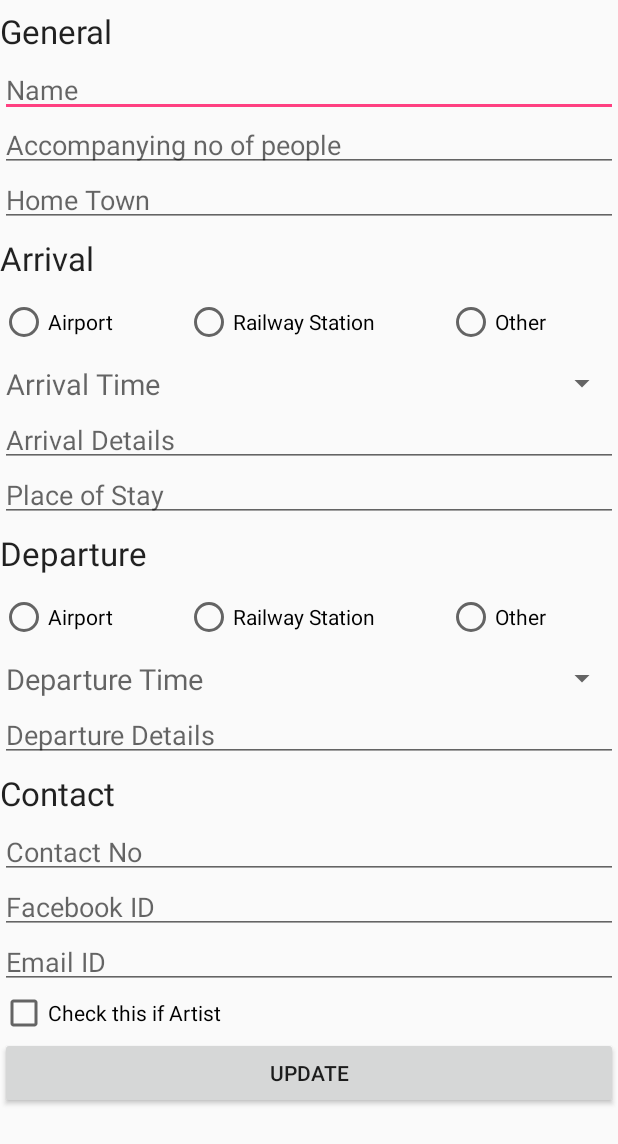
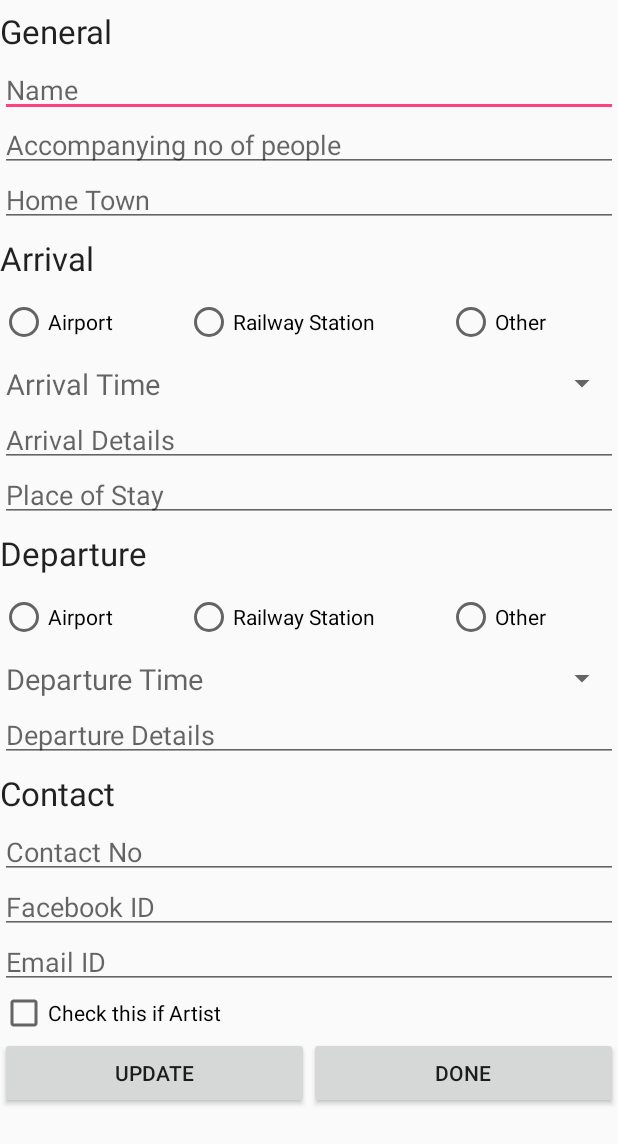
Before and after one commit to ddhilip1412/Android_SSFA_Transport, an Android app: the layout dialog_updateguests.xml on its own in the app's theme, with its tools: preview values and no code run, on a phone screen of 412 x 824 dp. Shown: the top 1144 px of the screen. Run offline under Robolectric (Android 15) with nearby library versions, the phone set to English and light mode, and no system bars.

Commit message:
Update dialog - Mark as complete button added

```diff
--- a/app/src/main/res/layout/dialog_updateguests.xml
+++ b/app/src/main/res/layout/dialog_updateguests.xml
@@ -201,12 +201,32 @@
                 android:layout_width="fill_parent"
                 android:layout_height="wrap_content"
                 android:text="Check this if Artist"/>
-            <Button
-                android:id="@+id/dialog_button_Update"
-                android:layout_width="fill_parent"
-                android:layout_height="wrap_content"
-                android:layout_alignBottom="@+id/editText_emailID"
-                android:text="Update"/>
+            <RelativeLayout
+                android:layout_width="match_parent"
+                android:layout_height="match_parent">
+                <TableLayout
+                    android:layout_width="match_parent"
+                    android:layout_height="match_parent" android:layout_alignParentTop="true"
+                    android:layout_centerHorizontal="true"
+                    android:stretchColumns="*">
+                    <TableRow
+                        android:layout_width="match_parent"
+                        android:layout_height="match_parent">
+                        <Button
+                            android:id="@+id/dialog_button_Update"
+                            android:layout_width="wrap_content"
+                            android:layout_height="wrap_content"
+                            android:layout_column="0"
+                            android:text="Update"/>
+                        <Button
+                            android:id="@+id/dialog_button_Done"
+                            android:layout_width="wrap_content"
+                            android:layout_height="wrap_content"
+                            android:layout_column="1"
+                            android:text="Done"/>
+                    </TableRow>
+                </TableLayout>
+            </RelativeLayout>
         </LinearLayout>
     </ScrollView>
 </RelativeLayout>
```
